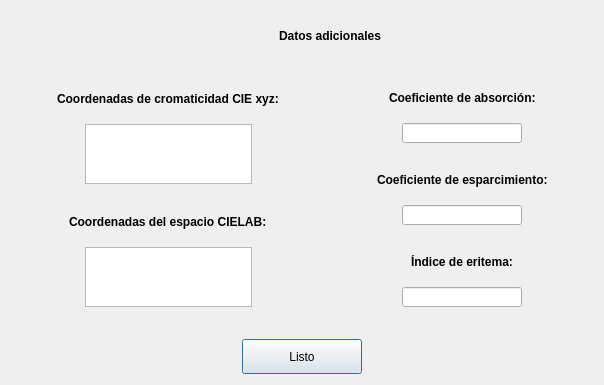
First picture: the form in dlgdatosadicionales.ui, repository Gabnz/Spectrasoft, before the edit.
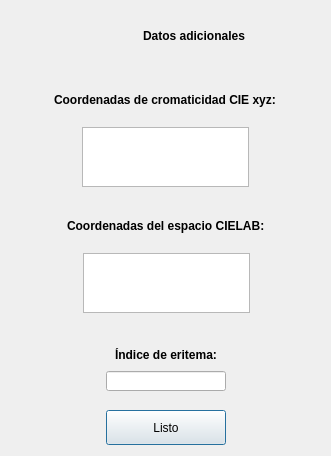
Second picture: the form after the edit. Icons and pictures are not drawn.

Diff of the .ui file:
```diff
--- a/dlgdatosadicionales.ui
+++ b/dlgdatosadicionales.ui
@@ -6,8 +6,8 @@
    <rect>
     <x>0</x>
     <y>0</y>
-    <width>604</width>
-    <height>385</height>
+    <width>331</width>
+    <height>456</height>
    </rect>
   </property>
   <property name="windowTitle">
@@ -19,9 +19,7 @@
   </property>
   <layout class="QGridLayout" name="gridLayout_3">
    <item row="0" column="0">
-    <layout class="QVBoxLayout" name="verticalLayout_4">
-     <item>
-      <layout class="QVBoxLayout" name="verticalLayout_3">
+    <layout class="QVBoxLayout" name="verticalLayout">
        <item>
         <layout class="QHBoxLayout" name="horizontalLayout_10">
          <item>
@@ -107,8 +105,6 @@
         </spacer>
        </item>
        <item>
-        <layout class="QHBoxLayout" name="horizontalLayout_8">
-         <item>
           <layout class="QVBoxLayout" name="verticalLayout_2">
            <item>
             <layout class="QGridLayout" name="gridLayout_2">
@@ -318,202 +314,6 @@
           </layout>
          </item>
          <item>
-          <layout class="QVBoxLayout" name="verticalLayout">
-           <item>
-            <layout class="QHBoxLayout" name="horizontalLayout_5">
-             <item>
-              <spacer name="horizontalSpacer_16">
-               <property name="orientation">
-                <enum>Qt::Horizontal</enum>
-               </property>
-               <property name="sizeHint" stdset="0">
-                <size>
-                 <width>40</width>
-                 <height>20</height>
-                </size>
-               </property>
-              </spacer>
-             </item>
-             <item>
-              <widget class="QLabel" name="eqtAbsorcion">
-               <property name="text">
-                <string>&lt;html&gt;&lt;head/&gt;&lt;body&gt;&lt;p&gt;&lt;span style=&quot; font-weight:600;&quot;&gt;Coeficiente de absorción:&lt;/span&gt;&lt;/p&gt;&lt;/body&gt;&lt;/html&gt;</string>
-               </property>
-              </widget>
-             </item>
-             <item>
-              <spacer name="horizontalSpacer_15">
-               <property name="orientation">
-                <enum>Qt::Horizontal</enum>
-               </property>
-               <property name="sizeHint" stdset="0">
-                <size>
-                 <width>40</width>
-                 <height>20</height>
-                </size>
-               </property>
-              </spacer>
-             </item>
-            </layout>
-           </item>
-           <item>
-            <layout class="QHBoxLayout" name="horizontalLayout_6">
-             <item>
-              <spacer name="horizontalSpacer_18">
-               <property name="orientation">
-                <enum>Qt::Horizontal</enum>
-               </property>
-               <property name="sizeHint" stdset="0">
-                <size>
-                 <width>40</width>
-                 <height>20</height>
-                </size>
-               </property>
-              </spacer>
-             </item>
-             <item>
-              <widget class="QLineEdit" name="lineaAbsorcion">
-               <property name="minimumSize">
-                <size>
-                 <width>120</width>
-                 <height>20</height>
-                </size>
-               </property>
-               <property name="maximumSize">
-                <size>
-                 <width>120</width>
-                 <height>20</height>
-                </size>
-               </property>
-               <property name="frame">
-                <bool>true</bool>
-               </property>
-               <property name="readOnly">
-                <bool>true</bool>
-               </property>
-              </widget>
-             </item>
-             <item>
-              <spacer name="horizontalSpacer_17">
-               <property name="orientation">
-                <enum>Qt::Horizontal</enum>
-               </property>
-               <property name="sizeHint" stdset="0">
-                <size>
-                 <width>40</width>
-                 <height>20</height>
-                </size>
-               </property>
-              </spacer>
-             </item>
-            </layout>
-           </item>
-           <item>
-            <spacer name="verticalSpacer">
-             <property name="orientation">
-              <enum>Qt::Vertical</enum>
-             </property>
-             <property name="sizeType">
-              <enum>QSizePolicy::Fixed</enum>
-             </property>
-             <property name="sizeHint" stdset="0">
-              <size>
-               <width>20</width>
-               <height>13</height>
-              </size>
-             </property>
-            </spacer>
-           </item>
-           <item>
-            <layout class="QHBoxLayout" name="horizontalLayout_3">
-             <item>
-              <spacer name="horizontalSpacer_11">
-               <property name="orientation">
-                <enum>Qt::Horizontal</enum>
-               </property>
-               <property name="sizeHint" stdset="0">
-                <size>
-                 <width>40</width>
-                 <height>20</height>
-                </size>
-               </property>
-              </spacer>
-             </item>
-             <item>
-              <widget class="QLabel" name="etqEsparcimiento">
-               <property name="text">
-                <string>&lt;html&gt;&lt;head/&gt;&lt;body&gt;&lt;p&gt;&lt;span style=&quot; font-weight:600;&quot;&gt;Coeficiente de esparcimiento:&lt;/span&gt;&lt;/p&gt;&lt;/body&gt;&lt;/html&gt;</string>
-               </property>
-              </widget>
-             </item>
-             <item>
-              <spacer name="horizontalSpacer_12">
-               <property name="orientation">
-                <enum>Qt::Horizontal</enum>
-               </property>
-               <property name="sizeHint" stdset="0">
-                <size>
-                 <width>40</width>
-                 <height>20</height>
-                </size>
-               </property>
-              </spacer>
-             </item>
-            </layout>
-           </item>
-           <item>
-            <layout class="QHBoxLayout" name="horizontalLayout_4">
-             <item>
-              <spacer name="horizontalSpacer_14">
-               <property name="orientation">
-                <enum>Qt::Horizontal</enum>
-               </property>
-               <property name="sizeHint" stdset="0">
-                <size>
-                 <width>40</width>
-                 <height>20</height>
-                </size>
-               </property>
-              </spacer>
-             </item>
-             <item>
-              <widget class="QLineEdit" name="lineaEsparcimiento">
-               <property name="minimumSize">
-                <size>
-                 <width>120</width>
-                 <height>20</height>
-                </size>
-               </property>
-               <property name="maximumSize">
-                <size>
-                 <width>120</width>
-                 <height>20</height>
-                </size>
-               </property>
-               <property name="frame">
-                <bool>true</bool>
-               </property>
-               <property name="readOnly">
-                <bool>true</bool>
-               </property>
-              </widget>
-             </item>
-             <item>
-              <spacer name="horizontalSpacer_13">
-               <property name="orientation">
-                <enum>Qt::Horizontal</enum>
-               </property>
-               <property name="sizeHint" stdset="0">
-                <size>
-                 <width>40</width>
-                 <height>20</height>
-                </size>
-               </property>
-              </spacer>
-             </item>
-            </layout>
-           </item>
-           <item>
             <spacer name="verticalSpacer_17">
              <property name="orientation">
               <enum>Qt::Vertical</enum>
@@ -618,28 +418,6 @@
                 </size>
                </property>
               </spacer>
-             </item>
-            </layout>
-           </item>
-           <item>
-            <spacer name="verticalSpacer_21">
-             <property name="orientation">
-              <enum>Qt::Vertical</enum>
-             </property>
-             <property name="sizeType">
-              <enum>QSizePolicy::Fixed</enum>
-             </property>
-             <property name="sizeHint" stdset="0">
-              <size>
-               <width>20</width>
-               <height>13</height>
-              </size>
-             </property>
-            </spacer>
-           </item>
-          </layout>
-         </item>
-        </layout>
        </item>
       </layout>
      </item>
```
Lines whose indentation alone changed are shown as unchanged.
